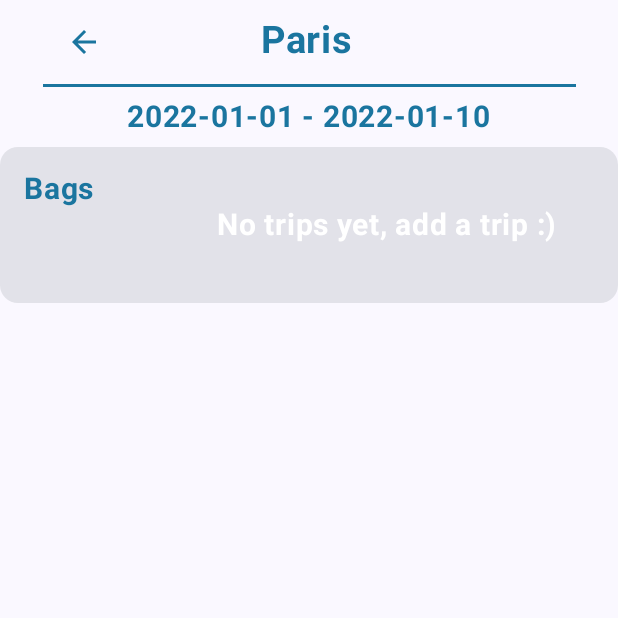
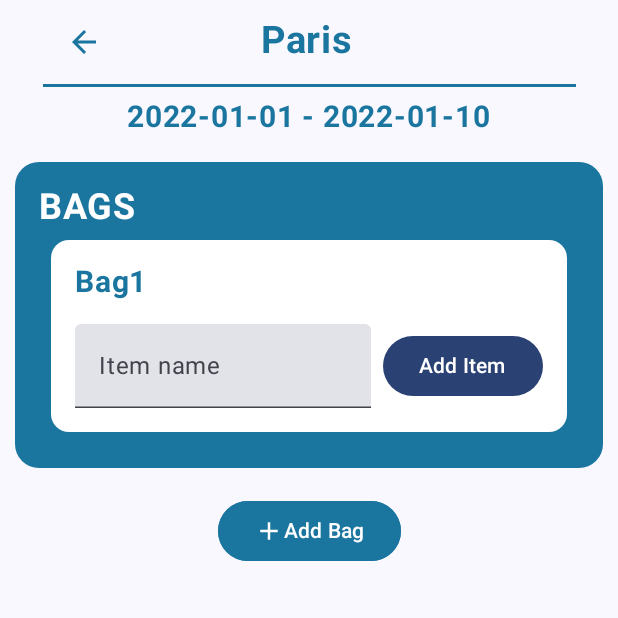
Before and after one commit to lukaschymcak/Android_TaskApp, an Android app built with Jetpack Compose: the composable TripScreen shown on its own in the app's theme, on a phone screen of 412 x 824 dp, the top half of it. Run offline under Robolectric (Android 15) with nearby library versions, the phone set to English and light mode, and no system bars.

Commit message:
added items and bags into tripscreen

```diff
--- a/app/src/main/java/com/example/navigation/Modules/BagModule.kt
+++ b/app/src/main/java/com/example/navigation/Modules/BagModule.kt
@@ -1,18 +1,120 @@
 package com.example.navigation.Modules
 
+import android.annotation.SuppressLint
+import androidx.compose.foundation.BorderStroke
+import androidx.compose.foundation.clickable
+import androidx.compose.foundation.layout.Arrangement
 import androidx.compose.foundation.layout.Column
+import androidx.compose.foundation.layout.Row
+import androidx.compose.foundation.layout.Spacer
+import androidx.compose.foundation.layout.fillMaxWidth
+import androidx.compose.foundation.layout.height
+import androidx.compose.foundation.layout.padding
+import androidx.compose.foundation.layout.size
+import androidx.compose.foundation.layout.width
+import androidx.compose.foundation.layout.wrapContentHeight
+import androidx.compose.foundation.shape.RoundedCornerShape
+import androidx.compose.material.icons.Icons
+import androidx.compose.material.icons.filled.Add
+import androidx.compose.material.icons.filled.Delete
+import androidx.compose.material3.Button
+import androidx.compose.material3.ButtonDefaults
+import androidx.compose.material3.Card
+import androidx.compose.material3.CardDefaults
+import androidx.compose.material3.Checkbox
+import androidx.compose.material3.HorizontalDivider
+import androidx.compose.material3.Icon
+import androidx.compose.material3.MaterialTheme
+import androidx.compose.material3.OutlinedButton
+import androidx.compose.material3.OutlinedTextField
 import androidx.compose.material3.Text
+import androidx.compose.material3.TextField
 import androidx.compose.runtime.Composable
+import androidx.compose.runtime.getValue
+import androidx.compose.runtime.mutableStateOf
+import androidx.compose.runtime.remember
+import androidx.compose.runtime.setValue
+import androidx.compose.ui.Alignment
+import androidx.compose.ui.Modifier
+import androidx.compose.ui.graphics.Color
+import androidx.compose.ui.text.font.FontWeight
+import androidx.compose.ui.text.style.TextAlign
+import androidx.compose.ui.unit.dp
 import androidx.compose.ui.unit.sp
+import com.example.navigation.TripScreenState
+import com.example.navigation.models.Bag
+import com.example.navigation.models.Item
+import com.example.navigation.ui.theme.OurPackingBlue
+@Composable
+fun BagModule(
+    bag: Bag,
+    onItemCheckedChange: (Item) -> Unit,
+    onAddItem: (String) -> Unit
+) {
+    val newItemName = remember { mutableStateOf("") }
 
-@Composable
-fun BagModule() {
-    Column {
-        Text(
-            text = "Bag Module",
-            fontSize = 24.sp,
+    Card(
+        shape = RoundedCornerShape(12.dp),
+        colors = CardDefaults.cardColors(containerColor = Color.White),
+        modifier = Modifier
+            .padding(8.dp)
+            .fillMaxWidth()
+    ) {
+        Column(
+            modifier = Modifier.padding(16.dp)
+        ) {
+            Text(
+                text = bag.getBagName(),
+                fontSize = 20.sp,
+                fontWeight = FontWeight.Bold,
+                color = OurPackingBlue
+            )
 
-        )
+            Spacer(modifier = Modifier.height(8.dp))
 
+            // Display each item with a checkbox
+            bag.getItems().forEach { item ->
+                Row(
+                    verticalAlignment = Alignment.CenterVertically,
+                    modifier = Modifier.fillMaxWidth()
+                ) {
+                    Checkbox(
+                        checked = item.getIsChecked(),
+                        onCheckedChange = {
+                            onItemCheckedChange(item)
+                        }
+                    )
+                    Text(
+                        text = item.getItemName(),
+                        modifier = Modifier.padding(start = 8.dp)
+                    )
+                }
+            }
+
+            Spacer(modifier = Modifier.height(8.dp))
+
+            // Text field to enter a new item name and a button to add it
+            Row(
+                verticalAlignment = Alignment.CenterVertically
+            ) {
+                TextField(
+                    value = newItemName.value,
+                    onValueChange = { newItemName.value = it },
+                    label = { Text("Item name") },
+                    modifier = Modifier.weight(1f)
+                )
+                Button(
+                    onClick = {
+                        if (newItemName.value.isNotBlank()) {
+                            onAddItem(newItemName.value)
+                            newItemName.value = "" // Clear input field after adding
+                        }
+                    },
+                    modifier = Modifier.padding(start = 8.dp)
+                ) {
+                    Text("Add Item")
+                }
+            }
+        }
     }
 }
--- a/app/src/main/java/com/example/navigation/Modules/TripModule.kt
+++ b/app/src/main/java/com/example/navigation/Modules/TripModule.kt
@@ -3,7 +3,6 @@ package com.example.navigation.Modules
 
 
 import androidx.compose.foundation.BorderStroke
-import androidx.compose.foundation.background
 import androidx.compose.foundation.clickable
 import androidx.compose.foundation.layout.Arrangement
 import androidx.compose.foundation.layout.Column
@@ -11,12 +10,10 @@ import androidx.compose.foundation.layout.Row
 import androidx.compose.foundation.layout.Spacer
 import androidx.compose.foundation.layout.fillMaxWidth
 import androidx.compose.foundation.layout.height
-import androidx.compose.foundation.layout.offset
 import androidx.compose.foundation.layout.padding
 import androidx.compose.foundation.layout.wrapContentHeight
 import androidx.compose.foundation.shape.RoundedCornerShape
 import androidx.compose.material.icons.Icons
-import androidx.compose.material.icons.filled.ArrowBack
 import androidx.compose.material.icons.filled.Delete
 import androidx.compose.material3.Card
 import androidx.compose.material3.CardDefaults
@@ -26,14 +23,11 @@ import androidx.compose.runtime.Composable
 import androidx.compose.ui.Alignment
 import androidx.compose.ui.Modifier
 import androidx.compose.ui.graphics.Color
-import androidx.compose.ui.graphics.ColorFilter
 import androidx.compose.ui.text.font.FontWeight
 import androidx.compose.ui.text.style.TextAlign
 import androidx.compose.ui.unit.dp
 import androidx.compose.ui.unit.sp
-import com.example.navigation.HomeScreenState
 import com.example.navigation.ui.theme.OurPackingBlue
-import com.example.navigation.ui.theme.OurRed
 
 
 @Composable
--- a/app/src/main/java/com/example/navigation/Screens/HomeScreen.kt
+++ b/app/src/main/java/com/example/navigation/Screens/HomeScreen.kt
@@ -34,7 +34,7 @@ import androidx.compose.ui.graphics.Color
 import androidx.compose.ui.text.font.FontWeight
 import androidx.compose.ui.unit.dp
 import androidx.compose.ui.unit.sp
-import com.example.navigation.HomeScreenState
+import com.example.navigation.states.HomeScreenState
 import androidx.compose.ui.platform.LocalContext
 import com.example.navigation.models.Packing
 import com.example.navigation.ui.theme.OurBlue
--- a/app/src/main/java/com/example/navigation/Screens/PackingScreen.kt
+++ b/app/src/main/java/com/example/navigation/Screens/PackingScreen.kt
@@ -52,7 +52,7 @@ import androidx.compose.ui.text.font.FontWeight
 import androidx.compose.ui.text.style.TextAlign
 import androidx.compose.ui.unit.dp
 import androidx.compose.ui.unit.sp
-import com.example.navigation.HomeScreenState
+import com.example.navigation.states.HomeScreenState
 import com.example.navigation.models.Trip
 import com.example.navigation.Modules.TripModule
 import com.example.navigation.ui.theme.OurPackingBlue
--- a/app/src/main/java/com/example/navigation/Screens/TripAddScreen.kt
+++ b/app/src/main/java/com/example/navigation/Screens/TripAddScreen.kt
@@ -12,6 +12,7 @@ import androidx.compose.foundation.layout.offset
 import androidx.compose.foundation.layout.padding
 import androidx.compose.foundation.layout.paddingFromBaseline
 import androidx.compose.material.icons.Icons
+import androidx.compose.material.icons.automirrored.filled.ArrowBack
 import androidx.compose.material.icons.filled.Add
 import androidx.compose.material.icons.filled.ArrowBack
 import androidx.compose.material3.HorizontalDivider
@@ -41,7 +42,7 @@ fun TripAddScreen(
     ) {
         Row {
             Icon(
-                imageVector = Icons.Default.ArrowBack,
+                imageVector = Icons.AutoMirrored.Filled.ArrowBack,
                 contentDescription = "Arrow back",
                 modifier = Modifier.padding(16.dp).offset(x = (-120).dp).clickable { onGoBack() },
 
--- a/app/src/main/java/com/example/navigation/Screens/TripScreen.kt
+++ b/app/src/main/java/com/example/navigation/Screens/TripScreen.kt
@@ -1,6 +1,7 @@
 package com.example.navigation.Screens
 
 import android.annotation.SuppressLint
+import androidx.compose.foundation.BorderStroke
 import androidx.compose.foundation.background
 import androidx.compose.foundation.clickable
 import androidx.compose.foundation.layout.Arrangement
@@ -12,11 +13,16 @@ import androidx.compose.foundation.layout.fillMaxWidth
 import androidx.compose.foundation.layout.offset
 import androidx.compose.foundation.layout.padding
 import androidx.compose.foundation.layout.paddingFromBaseline
+import androidx.compose.foundation.layout.size
 import androidx.compose.foundation.layout.width
 import androidx.compose.foundation.rememberScrollState
+import androidx.compose.foundation.shape.RoundedCornerShape
 import androidx.compose.foundation.verticalScroll
 import androidx.compose.material.icons.Icons
 import androidx.compose.material.icons.automirrored.filled.ArrowBack
+import androidx.compose.material.icons.filled.Add
+import androidx.compose.material3.Button
+import androidx.compose.material3.ButtonDefaults
 import androidx.compose.material3.Card
 import androidx.compose.material3.CardDefaults
 import androidx.compose.material3.HorizontalDivider
@@ -33,9 +39,10 @@ import androidx.compose.ui.text.font.FontWeight
 import androidx.compose.ui.text.style.TextAlign
 import androidx.compose.ui.unit.dp
 import androidx.compose.ui.unit.sp
-import com.example.navigation.HomeScreenState
+import com.example.navigation.states.HomeScreenState
 import com.example.navigation.Modules.BagModule
-import com.example.navigation.Modules.TripModule
+import com.example.navigation.models.Bag
+import com.example.navigation.models.Item
 import com.example.navigation.models.Trip
 import com.example.navigation.ui.theme.OurPackingBlue
 
@@ -48,17 +55,24 @@ fun TripScreen(
     val scrollState = rememberScrollState()
     val bagList = remember { mutableStateOf(HomeScreenState.getBagArray().toMutableList()) }
 
+    HomeScreenState.addBag(
+        Bag(
+            "Bag1",
+            mutableListOf(
+//                Item("Item1", false),
+//                Item("Item2", false),
+//                Item("Item3", false),
+            )
+        )
+    )
+
     Column(
-
         modifier = Modifier
             .fillMaxSize()
-            .fillMaxWidth()
-            .fillMaxHeight()
             .background(Color.Transparent)
             .verticalScroll(scrollState),
-        Arrangement.Top,
-        Alignment.CenterHorizontally,
-
+        verticalArrangement = Arrangement.Top,
+        horizontalAlignment = Alignment.CenterHorizontally,
     ) {
         Row {
             Icon(
@@ -81,22 +95,27 @@ fun TripScreen(
                     .paddingFromBaseline(top = 35.dp)
                     .offset(x = (-30).dp),
             )
+        }
 
-        }
         HorizontalDivider(
             modifier = Modifier.width(355.dp),
             thickness = 2.dp,
             color = OurPackingBlue
         )
+
         Text(
             text = "${trip.getStartDate()} - ${trip.getEndDate()}",
             fontSize = 20.sp,
             fontWeight = FontWeight.Bold,
-            textAlign = TextAlign.Left,
             color = OurPackingBlue,
             modifier = Modifier.padding(8.dp)
         )
-        Card {
+
+        Card(
+            shape = RoundedCornerShape(16.dp),
+            colors = CardDefaults.cardColors(containerColor = OurPackingBlue),
+            modifier = Modifier.padding(10.dp)
+        ) {
             Column(
                 modifier = Modifier
                     .padding(16.dp)
@@ -106,37 +125,56 @@ fun TripScreen(
                 Row(
                     modifier = Modifier.fillMaxWidth(),
                     horizontalArrangement = Arrangement.SpaceBetween
-
                 ) {
                     Text(
-                        text = "Bags",
-                        fontSize = 20.sp,
+                        text = "BAGS",
+                        fontSize = 24.sp,
                         fontWeight = FontWeight.Bold,
-                        textAlign = TextAlign.Left,
-                        color = OurPackingBlue
+                        color = Color.White,
                     )
+                }
+
                 if (bagList.value.isEmpty()) {
                     Text(
-                            text = "No trips yet, add a trip :)",
+                        text = "No bags yet, add a bag :)",
                         color = Color.White,
                         fontSize = 20.sp,
                         fontWeight = FontWeight.Bold,
-                            modifier = Modifier
-                                .padding(24.dp)
                     )
                 } else {
-                        bagList.value.forEach { trip ->
-                            Card(
-                                colors = CardDefaults.cardColors(
-                                    containerColor = OurPackingBlue,
-                                ),
-                            ) {
-                                BagModule()
+                    bagList.value.forEach { bag ->
+                        BagModule(
+                            bag = bag,
+                            onItemCheckedChange = { item ->
+                                item.toggleChecked()
+                            },
+                            onAddItem = { newItemName ->
+                                bag.addItem(Item(newItemName, false))
+                                bagList.value = bagList.value.toMutableList()
+                            }
+                        )
                     }
                 }
             }
         }
+
+        Button(
+            onClick = {
+                val newBag = Bag("New Bag", mutableListOf())
+                HomeScreenState.addBag(newBag)
+                bagList.value = HomeScreenState.getBagArray().toMutableList()
+            },
+            modifier = Modifier.padding(8.dp),
+            colors = ButtonDefaults.buttonColors(containerColor = OurPackingBlue),
+            border = BorderStroke(1.dp, OurPackingBlue),
+        ) {
+            Icon(
+                imageVector = Icons.Default.Add,
+                contentDescription = "Add Bag",
+                tint = Color.White,
+                modifier = Modifier.size(20.dp)
+            )
+            Text(text = "Add Bag", color = Color.White)
         }
     }
 }
-}
--- a/app/src/main/java/com/example/navigation/Screens/WelcomeScreen.kt
+++ b/app/src/main/java/com/example/navigation/Screens/WelcomeScreen.kt
@@ -27,7 +27,7 @@ import androidx.compose.ui.text.font.FontWeight
 import androidx.compose.ui.text.style.TextAlign
 import androidx.compose.ui.unit.dp
 import androidx.compose.ui.unit.sp
-import com.example.navigation.HomeScreenState
+import com.example.navigation.states.HomeScreenState
 import com.example.navigation.PreferencesHelper
 import com.example.navigation.R
 
--- a/app/src/main/java/com/example/navigation/models/Bag.kt
+++ b/app/src/main/java/com/example/navigation/models/Bag.kt
@@ -10,4 +10,7 @@ class Bag(
     fun getItems(): MutableList<Item> {
         return items
     }
+    fun addItem(item: Item) {
+        items.add(item)
+    }
 }
```
Also changed, not shown: app/src/main/java/com/example/navigation/models/Item.kt (+8 -15 lines), app/src/main/java/com/example/navigation/states/HomeScreenState.kt (added, +66 -0 lines), app/src/main/java/com/example/navigation/states/TripScreenState.kt (added, +26 -0 lines). Lines whose indentation alone changed are shown as unchanged.
